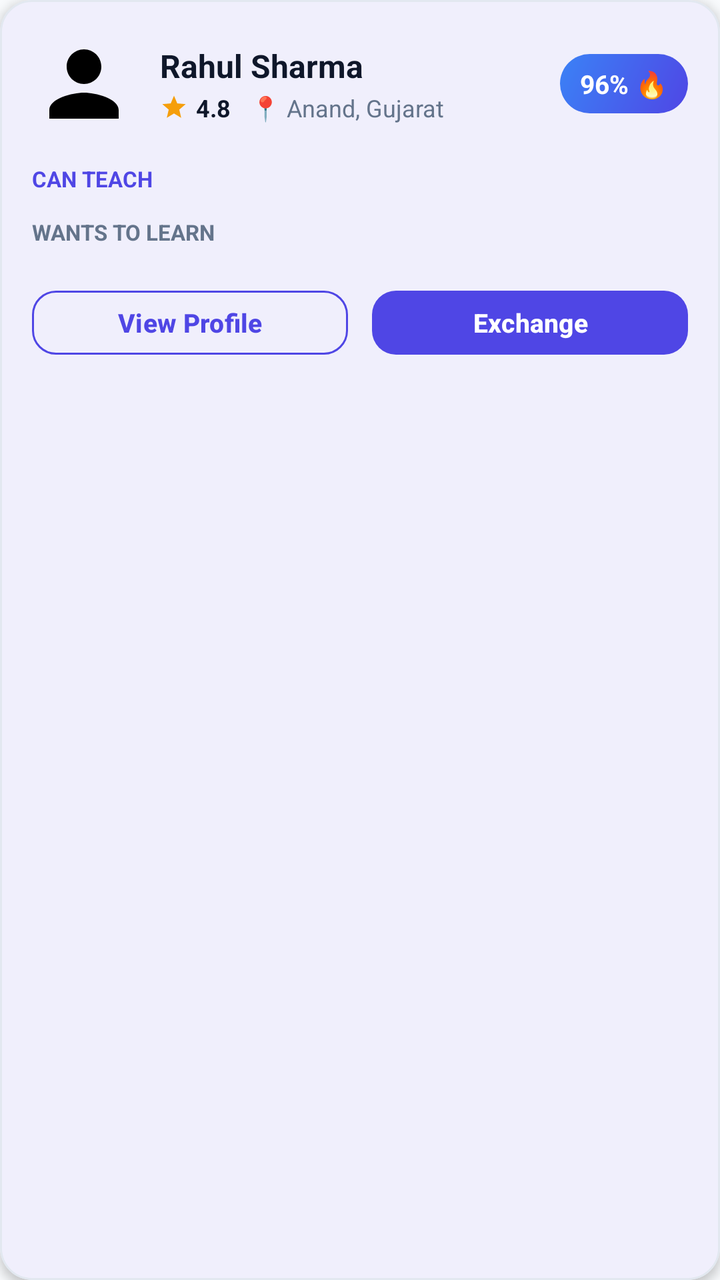
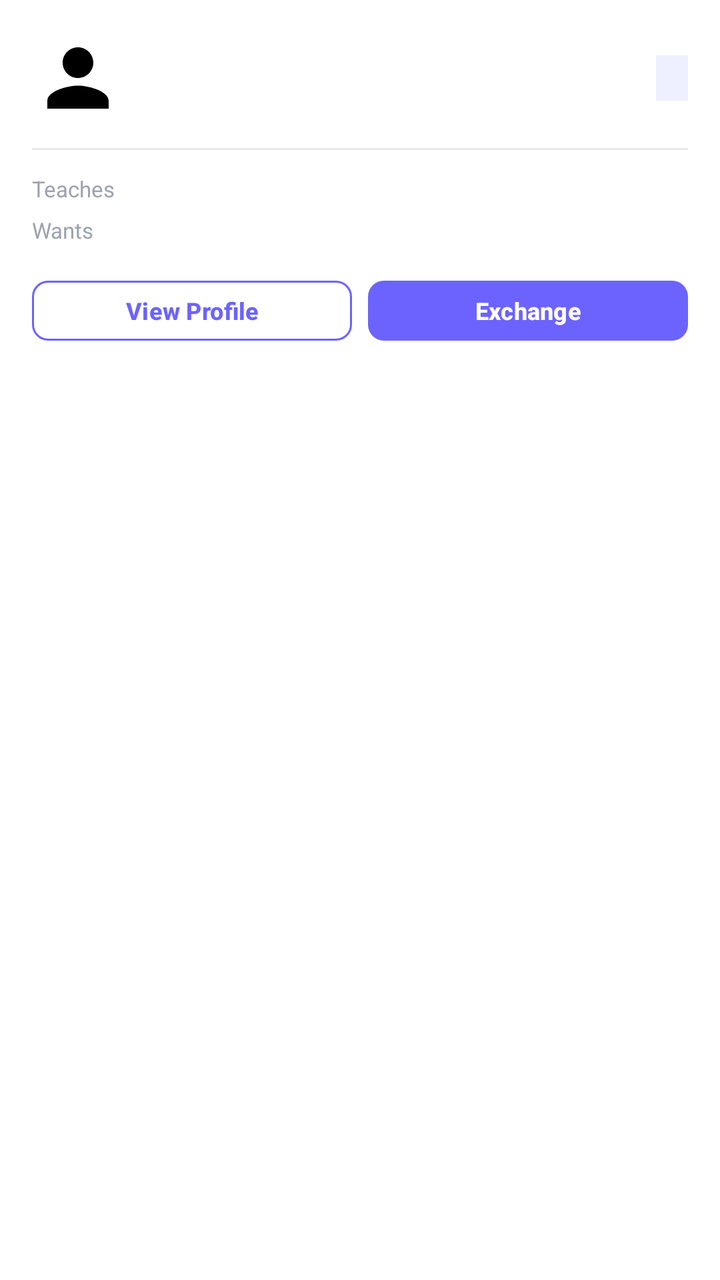

Two renders of the same Android screen: before a commit and after it. Below are the layout's source before the change and the commit's diff.
<!-- AndroidManifest.xml: application theme Theme.SkillBarter -->
<!-- res/layout/item_user_match.xml -->
<?xml version="1.0" encoding="utf-8"?>
<com.google.android.material.card.MaterialCardView xmlns:android="http://schemas.android.com/apk/res/android"
    xmlns:app="http://schemas.android.com/apk/res-auto"
    android:layout_width="match_parent"
    android:layout_height="wrap_content"
    android:layout_marginHorizontal="4dp"
    android:layout_marginVertical="8dp"
    app:cardBackgroundColor="@color/surface_white"
    app:cardCornerRadius="16dp"
    app:cardElevation="3dp"
    app:strokeColor="@color/divider_color"
    app:strokeWidth="1dp">

    <LinearLayout
        android:layout_width="match_parent"
        android:layout_height="wrap_content"
        android:orientation="vertical"
        android:padding="16dp">

        
        <RelativeLayout
            android:layout_width="match_parent"
            android:layout_height="wrap_content">

            <ImageView
                android:id="@+id/ivProfile"
                android:layout_width="52dp"
                android:layout_height="52dp"
                android:layout_alignParentStart="true"
                android:layout_centerVertical="true"
                android:src="@drawable/ic_profile" />

            <LinearLayout
                android:layout_width="match_parent"
                android:layout_height="wrap_content"
                android:layout_centerVertical="true"
                android:layout_marginStart="12dp"
                android:layout_toStartOf="@id/tvMatchPercentage"
                android:layout_toEndOf="@id/ivProfile"
                android:orientation="vertical">

                <TextView
                    android:id="@+id/tvName"
                    android:layout_width="wrap_content"
                    android:layout_height="wrap_content"
                    android:text="Rahul Sharma"
                    android:textColor="@color/text_primary"
                    android:textSize="16sp"
                    android:textStyle="bold" />

                <LinearLayout
                    android:layout_width="wrap_content"
                    android:layout_height="wrap_content"
                    android:layout_marginTop="2dp"
                    android:gravity="center_vertical"
                    android:orientation="horizontal">

                    <ImageView
                        android:layout_width="14dp"
                        android:layout_height="14dp"
                        android:src="@drawable/ic_star" />

                    <TextView
                        android:id="@+id/tvRating"
                        android:layout_width="wrap_content"
                        android:layout_height="wrap_content"
                        android:layout_marginStart="4dp"
                        android:text="4.8"
                        android:textColor="@color/text_primary"
                        android:textSize="12sp"
                        android:textStyle="bold" />

                    <TextView
                        android:id="@+id/tvLocation"
                        android:layout_width="wrap_content"
                        android:layout_height="wrap_content"
                        android:layout_marginStart="10dp"
                        android:text="📍 Anand, Gujarat"
                        android:textColor="@color/text_secondary"
                        android:textSize="12sp" />

                </LinearLayout>

            </LinearLayout>

            
            <TextView
                android:id="@+id/tvMatchPercentage"
                android:layout_width="wrap_content"
                android:layout_height="wrap_content"
                android:layout_alignParentEnd="true"
                android:layout_centerVertical="true"
                android:background="@drawable/bg_hero_banner"
                android:paddingHorizontal="10dp"
                android:paddingVertical="6dp"
                android:text="96% 🔥"
                android:textColor="@color/white"
                android:textSize="13sp"
                android:textStyle="bold" />

        </RelativeLayout>

        
        <TextView
            android:layout_width="wrap_content"
            android:layout_height="wrap_content"
            android:layout_marginTop="14dp"
            android:text="CAN TEACH"
            android:textColor="@color/primary"
            android:textSize="11sp"
            android:textStyle="bold" />

        <com.google.android.material.chip.ChipGroup
            android:id="@+id/chipOffers"
            android:layout_width="match_parent"
            android:layout_height="wrap_content"
            android:layout_marginTop="4dp" />

        
        <TextView
            android:layout_width="wrap_content"
            android:layout_height="wrap_content"
            android:layout_marginTop="8dp"
            android:text="WANTS TO LEARN"
            android:textColor="@color/text_secondary"
            android:textSize="11sp"
            android:textStyle="bold" />

        <com.google.android.material.chip.ChipGroup
            android:id="@+id/chipWants"
            android:layout_width="match_parent"
            android:layout_height="wrap_content"
            android:layout_marginTop="4dp" />

        
        <LinearLayout
            android:layout_width="match_parent"
            android:layout_height="wrap_content"
            android:layout_marginTop="14dp"
            android:orientation="horizontal">

            <Button
                android:id="@+id/btnViewProfile"
                style="@style/Widget.SkillBarter.Button.Outlined"
                android:layout_width="0dp"
                android:layout_height="40dp"
                android:layout_marginEnd="6dp"
                android:layout_weight="1"
                android:paddingVertical="0dp"
                android:text="View Profile"
                android:textSize="13sp" />

            <Button
                android:id="@+id/btnExchange"
                style="@style/Widget.SkillBarter.Button"
                android:layout_width="0dp"
                android:layout_height="40dp"
                android:layout_marginStart="6dp"
                android:layout_weight="1"
                android:paddingVertical="0dp"
                android:text="Exchange"
                android:textSize="13sp" />

        </LinearLayout>

    </LinearLayout>

</com.google.android.material.card.MaterialCardView>
<!-- resources referenced by this layout -->
<resources>
  <color name="divider_color">#E2E8F0</color>
  <color name="primary">#4F46E5</color>
  <color name="surface_white">#FFFFFF</color>
  <color name="text_primary">#0F172A</color>
  <color name="text_secondary">#64748B</color>
  <color name="white">#FFFFFF</color>
  <!-- drawable bg_hero_banner (drawable) -->
  <?xml version="1.0" encoding="utf-8"?>
  <shape xmlns:android="http://schemas.android.com/apk/res/android"
      android:shape="rectangle">
      <gradient
          android:startColor="#4F46E5"
          android:endColor="#3B82F6"
          android:angle="135" />
      <corners android:radius="20dp" />
  </shape>
  <!-- drawable ic_profile (drawable) -->
  <vector xmlns:android="http://schemas.android.com/apk/res/android"
      android:width="24dp"
      android:height="24dp"
      android:viewportWidth="24"
      android:viewportHeight="24">
    <path
        android:fillColor="#FF000000"
        android:pathData="M12,12c2.21,0 4,-1.79 4,-4s-1.79,-4 -4,-4 -4,1.79 -4,4 1.79,4 4,4zM12,14c-2.67,0 -8,1.34 -8,4v2h16v-2c0,-2.66 -5.33,-4 -8,-4z"/>
  </vector>
  <!-- drawable ic_star (drawable) -->
  <vector xmlns:android="http://schemas.android.com/apk/res/android"
      android:width="24dp"
      android:height="24dp"
      android:viewportWidth="24"
      android:viewportHeight="24">
    <path
        android:fillColor="#F59E0B"
        android:pathData="M12,17.27L18.18,21l-1.64,-7.03L22,9.24l-7.19,-0.61L12,2 9.19,8.63 2,9.24l5.46,4.73L5.82,21z"/>
  </vector>
  <style name="Widget.SkillBarter.Button" parent="Widget.Material3.Button">
          <item name="backgroundTint">@color/primary</item>
          <item name="android:textColor">@color/white</item>
          <item name="cornerRadius">12dp</item>
          <item name="android:paddingTop">14dp</item>
          <item name="android:paddingBottom">14dp</item>
          <item name="android:textStyle">bold</item>
          <item name="android:textSize">16sp</item>
      </style>
  <style name="Widget.SkillBarter.Button.Outlined" parent="Widget.Material3.Button.OutlinedButton">
          <item name="strokeColor">@color/primary</item>
          <item name="android:textColor">@color/primary</item>
          <item name="cornerRadius">12dp</item>
          <item name="android:paddingTop">12dp</item>
          <item name="android:paddingBottom">12dp</item>
          <item name="android:textStyle">bold</item>
      </style>
  <style name="Theme.SkillBarter" parent="Base.Theme.SkillBarter" />
  <style name="Base.Theme.SkillBarter" parent="Theme.Material3.DayNight.NoActionBar">
          <item name="colorPrimary">@color/primary</item>
          <item name="colorOnPrimary">@color/white</item>
          <item name="colorPrimaryContainer">@color/primary_light</item>
          <item name="colorOnPrimaryContainer">@color/primary</item>
          <item name="android:colorBackground">@color/bg_light</item>
          <item name="colorSurface">@color/surface_white</item>
          <item name="colorOnSurface">@color/text_primary</item>
          <item name="colorOnSurfaceVariant">@color/text_secondary</item>
          <item name="android:statusBarColor">@color/bg_light</item>
          <item name="android:windowLightStatusBar">true</item>
      </style>
  <color name="primary_light">#EEF2FF</color>
  <color name="bg_light">#F8FAFC</color>
</resources>

<!-- the commit's change to res/layout/item_user_match.xml (unified diff, before → after) -->
@@ -1,168 +1,165 @@
 <?xml version="1.0" encoding="utf-8"?>
-<com.google.android.material.card.MaterialCardView xmlns:android="http://schemas.android.com/apk/res/android"
-    xmlns:app="http://schemas.android.com/apk/res-auto"
+<LinearLayout xmlns:android="http://schemas.android.com/apk/res/android"
     android:layout_width="match_parent"
     android:layout_height="wrap_content"
-    android:layout_marginHorizontal="4dp"
-    android:layout_marginVertical="8dp"
-    app:cardBackgroundColor="@color/surface_white"
-    app:cardCornerRadius="16dp"
-    app:cardElevation="3dp"
-    app:strokeColor="@color/divider_color"
-    app:strokeWidth="1dp">
+    android:layout_marginBottom="10dp"
+    android:background="@color/surface_white"
+    android:orientation="vertical"
+    android:padding="16dp">
 
+    
     <LinearLayout
         android:layout_width="match_parent"
         android:layout_height="wrap_content"
-        android:orientation="vertical"
-        android:padding="16dp">
+        android:gravity="center_vertical"
+        android:orientation="horizontal">
 
-        
-        <RelativeLayout
-            android:layout_width="match_parent"
-            android:layout_height="wrap_content">
+        <ImageView
+            android:id="@+id/ivProfile"
+            android:layout_width="46dp"
+            android:layout_height="46dp"
+            android:src="@drawable/ic_profile" />
 
-            <ImageView
-                android:id="@+id/ivProfile"
-                android:layout_width="52dp"
-                android:layout_height="52dp"
-                android:layout_alignParentStart="true"
-                android:layout_centerVertical="true"
-                android:src="@drawable/ic_profile" />
+        <LinearLayout
+            android:layout_width="0dp"
+            android:layout_height="wrap_content"
+            android:layout_marginStart="12dp"
+            android:layout_weight="1"
+            android:orientation="vertical">
+
+            <TextView
+                android:id="@+id/tvName"
+                android:layout_width="wrap_content"
+                android:layout_height="wrap_content"
+                android:textColor="@color/text_primary"
+                android:textSize="15sp"
+                android:textStyle="bold" />
 
             <LinearLayout
-                android:layout_width="match_parent"
+                android:layout_width="wrap_content"
                 android:layout_height="wrap_content"
-                android:layout_centerVertical="true"
-                android:layout_marginStart="12dp"
-                android:layout_toStartOf="@id/tvMatchPercentage"
-                android:layout_toEndOf="@id/ivProfile"
-                android:orientation="vertical">
+                android:layout_marginTop="2dp"
+                android:gravity="center_vertical"
+                android:orientation="horizontal">
 
                 <TextView
-                    android:id="@+id/tvName"
+                    android:id="@+id/tvRating"
                     android:layout_width="wrap_content"
                     android:layout_height="wrap_content"
-                    android:text="Rahul Sharma"
-                    android:textColor="@color/text_primary"
-                    android:textSize="16sp"
-                    android:textStyle="bold" />
+                    android:textColor="@color/accent_orange"
+                    android:textSize="12sp" />
 
-                <LinearLayout
+                <TextView
+                    android:id="@+id/tvLocation"
                     android:layout_width="wrap_content"
                     android:layout_height="wrap_content"
-                    android:layout_marginTop="2dp"
-                    android:gravity="center_vertical"
-                    android:orientation="horizontal">
-
-                    <ImageView
-                        android:layout_width="14dp"
-                        android:layout_height="14dp"
-                        android:src="@drawable/ic_star" />
-
-                    <TextView
-                        android:id="@+id/tvRating"
-                        android:layout_width="wrap_content"
-                        android:layout_height="wrap_content"
-                        android:layout_marginStart="4dp"
-                        android:text="4.8"
-                        android:textColor="@color/text_primary"
-                        android:textSize="12sp"
-                        android:textStyle="bold" />
-
-                    <TextView
-                        android:id="@+id/tvLocation"
-                        android:layout_width="wrap_content"
-                        android:layout_height="wrap_content"
-                        android:layout_marginStart="10dp"
-                        android:text="📍 Anand, Gujarat"
-                        android:textColor="@color/text_secondary"
-                        android:textSize="12sp" />
-
-                </LinearLayout>
+                    android:layout_marginStart="8dp"
+                    android:textColor="@color/text_muted"
+                    android:textSize="12sp" />
 
             </LinearLayout>
 
-            
-            <TextView
-                android:id="@+id/tvMatchPercentage"
-                android:layout_width="wrap_content"
-                android:layout_height="wrap_content"
-                android:layout_alignParentEnd="true"
-                android:layout_centerVertical="true"
-                android:background="@drawable/bg_hero_banner"
-                android:paddingHorizontal="10dp"
-                android:paddingVertical="6dp"
-                android:text="96% 🔥"
-                android:textColor="@color/white"
-                android:textSize="13sp"
-                android:textStyle="bold" />
+        </LinearLayout>
 
-        </RelativeLayout>
-
-        
         <TextView
+            android:id="@+id/tvMatchPercentage"
             android:layout_width="wrap_content"
             android:layout_height="wrap_content"
-            android:layout_marginTop="14dp"
-            android:text="CAN TEACH"
+            android:background="@color/primary_light"
+            android:paddingHorizontal="8dp"
+            android:paddingVertical="4dp"
             android:textColor="@color/primary"
             android:textSize="11sp"
             android:textStyle="bold" />
 
+    </LinearLayout>
+
+    
+    <View
+        android:layout_width="match_parent"
+        android:layout_height="1dp"
+        android:layout_marginVertical="12dp"
+        android:background="@color/divider_color" />
+
+    
+    <LinearLayout
+        android:layout_width="match_parent"
+        android:layout_height="wrap_content"
+        android:gravity="center_vertical"
+        android:orientation="horizontal">
+
+        <TextView
+            android:layout_width="64dp"
+            android:layout_height="wrap_content"
+            android:text="Teaches"
+            android:textColor="@color/text_muted"
+            android:textSize="11sp" />
+
         <com.google.android.material.chip.ChipGroup
             android:id="@+id/chipOffers"
-            android:layout_width="match_parent"
+            android:layout_width="0dp"
             android:layout_height="wrap_content"
-            android:layout_marginTop="4dp" />
+            android:layout_weight="1"
+            app:chipSpacingHorizontal="4dp"
+            app:singleLine="true"
+            xmlns:app="http://schemas.android.com/apk/res-auto" />
 
-        
+    </LinearLayout>
+
+    
+    <LinearLayout
+        android:layout_width="match_parent"
+        android:layout_height="wrap_content"
+        android:layout_marginTop="6dp"
+        android:gravity="center_vertical"
+        android:orientation="horizontal">
+
         <TextView
-            android:layout_width="wrap_content"
+            android:layout_width="64dp"
             android:layout_height="wrap_content"
-            android:layout_marginTop="8dp"
-            android:text="WANTS TO LEARN"
-            android:textColor="@color/text_secondary"
-            android:textSize="11sp"
-            android:textStyle="bold" />
+            android:text="Wants"
+            android:textColor="@color/text_muted"
+            android:textSize="11sp" />
 
         <com.google.android.material.chip.ChipGroup
             android:id="@+id/chipWants"
-            android:layout_width="match_parent"
+            android:layout_width="0dp"
             android:layout_height="wrap_content"
-            android:layout_marginTop="4dp" />
-
-        
-        <LinearLayout
-            android:layout_width="match_parent"
-            android:layout_height="wrap_content"
-            android:layout_marginTop="14dp"
-            android:orientation="horizontal">
-
-            <Button
-                android:id="@+id/btnViewProfile"
-                style="@style/Widget.SkillBarter.Button.Outlined"
-                android:layout_width="0dp"
-                android:layout_height="40dp"
-                android:layout_marginEnd="6dp"
-                android:layout_weight="1"
-                android:paddingVertical="0dp"
-                android:text="View Profile"
-                android:textSize="13sp" />
-
-            <Button
-                android:id="@+id/btnExchange"
-                style="@style/Widget.SkillBarter.Button"
-                android:layout_width="0dp"
-                android:layout_height="40dp"
-                android:layout_marginStart="6dp"
-                android:layout_weight="1"
-                android:paddingVertical="0dp"
-                android:text="Exchange"
-                android:textSize="13sp" />
-
-        </LinearLayout>
+            android:layout_weight="1"
+            app:chipSpacingHorizontal="4dp"
+            app:singleLine="true"
+            xmlns:app="http://schemas.android.com/apk/res-auto" />
 
     </LinearLayout>
 
-</com.google.android.material.card.MaterialCardView>
+    
+    <LinearLayout
+        android:layout_width="match_parent"
+        android:layout_height="wrap_content"
+        android:layout_marginTop="14dp"
+        android:orientation="horizontal">
+
+        <Button
+            android:id="@+id/btnViewProfile"
+            style="@style/Widget.SkillBarter.Button.Outlined"
+            android:layout_width="0dp"
+            android:layout_height="38dp"
+            android:layout_marginEnd="8dp"
+            android:layout_weight="1"
+            android:paddingVertical="0dp"
+            android:text="View Profile"
+            android:textSize="12sp" />
+
+        <Button
+            android:id="@+id/btnExchange"
+            style="@style/Widget.SkillBarter.Button"
+            android:layout_width="0dp"
+            android:layout_height="38dp"
+            android:layout_weight="1"
+            android:paddingVertical="0dp"
+            android:text="Exchange"
+            android:textSize="12sp" />
+
+    </LinearLayout>
+
+</LinearLayout>
<!-- resource entries referenced after the edit -->
@@ -1,21 +1,13 @@
 <!-- resources referenced by this layout -->
 <resources>
-  <color name="divider_color">#E2E8F0</color>
-  <color name="primary">#4F46E5</color>
+  <color name="accent_orange">#FFB300</color>
+  <color name="divider_color">#E5E7EB</color>
+  <color name="primary">#6C63FF</color>
   <color name="surface_white">#FFFFFF</color>
-  <color name="text_primary">#0F172A</color>
-  <color name="text_secondary">#64748B</color>
+  <color name="text_muted">#9CA3AF</color>
+  <color name="text_primary">#1A1A2E</color>
+  <color name="text_secondary">#6B7280</color>
   <color name="white">#FFFFFF</color>
-  <!-- drawable bg_hero_banner (drawable) -->
-  <?xml version="1.0" encoding="utf-8"?>
-  <shape xmlns:android="http://schemas.android.com/apk/res/android"
-      android:shape="rectangle">
-      <gradient
-          android:startColor="#4F46E5"
-          android:endColor="#3B82F6"
-          android:angle="135" />
-      <corners android:radius="20dp" />
-  </shape>
   <!-- drawable ic_profile (drawable) -->
   <vector xmlns:android="http://schemas.android.com/apk/res/android"
       android:width="24dp"
@@ -26,32 +18,23 @@
         android:fillColor="#FF000000"
         android:pathData="M12,12c2.21,0 4,-1.79 4,-4s-1.79,-4 -4,-4 -4,1.79 -4,4 1.79,4 4,4zM12,14c-2.67,0 -8,1.34 -8,4v2h16v-2c0,-2.66 -5.33,-4 -8,-4z"/>
   </vector>
-  <!-- drawable ic_star (drawable) -->
-  <vector xmlns:android="http://schemas.android.com/apk/res/android"
-      android:width="24dp"
-      android:height="24dp"
-      android:viewportWidth="24"
-      android:viewportHeight="24">
-    <path
-        android:fillColor="#F59E0B"
-        android:pathData="M12,17.27L18.18,21l-1.64,-7.03L22,9.24l-7.19,-0.61L12,2 9.19,8.63 2,9.24l5.46,4.73L5.82,21z"/>
-  </vector>
   <style name="Widget.SkillBarter.Button" parent="Widget.Material3.Button">
           <item name="backgroundTint">@color/primary</item>
           <item name="android:textColor">@color/white</item>
-          <item name="cornerRadius">12dp</item>
-          <item name="android:paddingTop">14dp</item>
-          <item name="android:paddingBottom">14dp</item>
+          <item name="cornerRadius">8dp</item>
+          <item name="android:paddingTop">12dp</item>
+          <item name="android:paddingBottom">12dp</item>
           <item name="android:textStyle">bold</item>
-          <item name="android:textSize">16sp</item>
+          <item name="android:textSize">14sp</item>
       </style>
   <style name="Widget.SkillBarter.Button.Outlined" parent="Widget.Material3.Button.OutlinedButton">
           <item name="strokeColor">@color/primary</item>
           <item name="android:textColor">@color/primary</item>
-          <item name="cornerRadius">12dp</item>
-          <item name="android:paddingTop">12dp</item>
-          <item name="android:paddingBottom">12dp</item>
+          <item name="cornerRadius">8dp</item>
+          <item name="android:paddingTop">10dp</item>
+          <item name="android:paddingBottom">10dp</item>
           <item name="android:textStyle">bold</item>
+          <item name="android:textSize">13sp</item>
       </style>
   <style name="Theme.SkillBarter" parent="Base.Theme.SkillBarter" />
   <style name="Base.Theme.SkillBarter" parent="Theme.Material3.DayNight.NoActionBar">
@@ -63,10 +46,10 @@
           <item name="colorSurface">@color/surface_white</item>
           <item name="colorOnSurface">@color/text_primary</item>
           <item name="colorOnSurfaceVariant">@color/text_secondary</item>
-          <item name="android:statusBarColor">@color/bg_light</item>
+          <item name="android:statusBarColor">@color/surface_white</item>
           <item name="android:windowLightStatusBar">true</item>
       </style>
-  <color name="primary_light">#EEF2FF</color>
-  <color name="bg_light">#F8FAFC</color>
+  <color name="primary_light">#EEF0FF</color>
+  <color name="bg_light">#F7F8FC</color>
 </resources>
 
